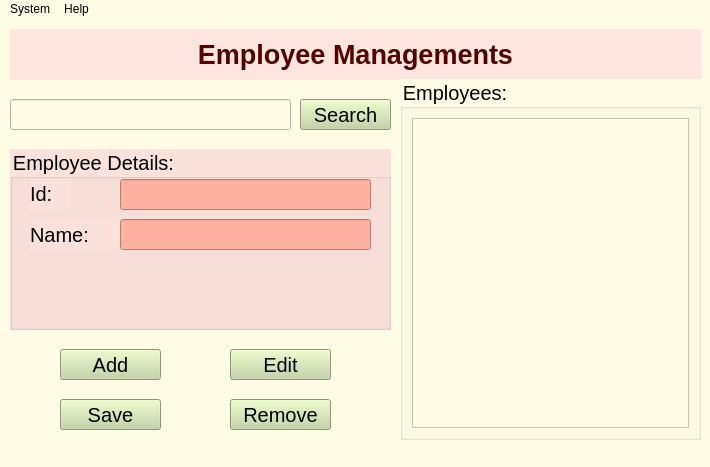
Before: the Qt Designer form ui/EmployeeManagement.ui in baoanh1208/KyThuatLapTrinh406H, drawn with Qt 5.
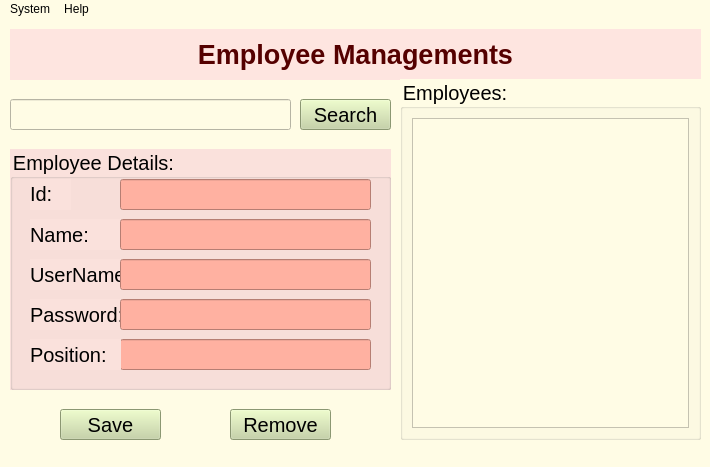
After: the same form once the commit is applied. Icons and pictures are not drawn.

The edit to the form file:
```diff
--- a/ui/EmployeeManagement.ui
+++ b/ui/EmployeeManagement.ui
@@ -100,7 +100,7 @@
       <x>10</x>
       <y>130</y>
       <width>381</width>
-      <height>181</height>
+      <height>241</height>
      </rect>
     </property>
     <property name="font">
@@ -187,6 +187,114 @@
       <string notr="true">background-color: rgb(255, 177, 161);</string>
      </property>
     </widget>
+    <widget class="QLabel" name="label_3">
+     <property name="geometry">
+      <rect>
+       <x>20</x>
+       <y>110</y>
+       <width>91</width>
+       <height>31</height>
+      </rect>
+     </property>
+     <property name="font">
+      <font>
+       <pointsize>15</pointsize>
+      </font>
+     </property>
+     <property name="text">
+      <string>UserName:</string>
+     </property>
+    </widget>
+    <widget class="QLineEdit" name="lineEditEmpName_2">
+     <property name="geometry">
+      <rect>
+       <x>110</x>
+       <y>110</y>
+       <width>251</width>
+       <height>31</height>
+      </rect>
+     </property>
+     <property name="font">
+      <font>
+       <pointsize>15</pointsize>
+      </font>
+     </property>
+     <property name="styleSheet">
+      <string notr="true">background-color: rgb(255, 177, 161);</string>
+     </property>
+    </widget>
+    <widget class="QLabel" name="label_4">
+     <property name="geometry">
+      <rect>
+       <x>20</x>
+       <y>150</y>
+       <width>91</width>
+       <height>31</height>
+      </rect>
+     </property>
+     <property name="font">
+      <font>
+       <pointsize>15</pointsize>
+      </font>
+     </property>
+     <property name="text">
+      <string>Password:</string>
+     </property>
+    </widget>
+    <widget class="QLineEdit" name="lineEditEmpName_3">
+     <property name="geometry">
+      <rect>
+       <x>110</x>
+       <y>150</y>
+       <width>251</width>
+       <height>31</height>
+      </rect>
+     </property>
+     <property name="font">
+      <font>
+       <pointsize>15</pointsize>
+      </font>
+     </property>
+     <property name="styleSheet">
+      <string notr="true">background-color: rgb(255, 177, 161);</string>
+     </property>
+    </widget>
+    <widget class="QLineEdit" name="lineEditEmpName_4">
+     <property name="geometry">
+      <rect>
+       <x>110</x>
+       <y>190</y>
+       <width>251</width>
+       <height>31</height>
+      </rect>
+     </property>
+     <property name="font">
+      <font>
+       <pointsize>15</pointsize>
+      </font>
+     </property>
+     <property name="styleSheet">
+      <string notr="true">background-color: rgb(255, 177, 161);</string>
+     </property>
+    </widget>
+    <widget class="QLabel" name="label_6">
+     <property name="geometry">
+      <rect>
+       <x>20</x>
+       <y>190</y>
+       <width>91</width>
+       <height>31</height>
+      </rect>
+     </property>
+     <property name="font">
+      <font>
+       <pointsize>15</pointsize>
+      </font>
+     </property>
+     <property name="text">
+      <string>Position:</string>
+     </property>
+    </widget>
    </widget>
    <widget class="QPushButton" name="pushButtonSearch">
     <property name="geometry">
@@ -233,7 +341,7 @@
     <property name="geometry">
      <rect>
       <x>230</x>
-      <y>380</y>
+      <y>390</y>
       <width>101</width>
       <height>31</height>
      </rect>
@@ -264,7 +372,7 @@
     <property name="geometry">
      <rect>
       <x>60</x>
-      <y>380</y>
+      <y>390</y>
       <width>101</width>
       <height>31</height>
      </rect>
@@ -291,68 +399,6 @@
      </size>
     </property>
    </widget>
-   <widget class="QPushButton" name="pushButtonEdit">
-    <property name="geometry">
-     <rect>
-      <x>230</x>
-      <y>330</y>
-      <width>101</width>
-      <height>31</height>
-     </rect>
-    </property>
-    <property name="font">
-     <font>
-      <pointsize>15</pointsize>
-     </font>
-    </property>
-    <property name="styleSheet">
-     <string notr="true">background-color: rgb(195, 211, 159);</string>
-    </property>
-    <property name="text">
-     <string>Edit</string>
-    </property>
-    <property name="icon">
-     <iconset>
-      <normaloff>../images/image_edit.png</normaloff>../images/image_edit.png</iconset>
-    </property>
-    <property name="iconSize">
-     <size>
-      <width>32</width>
-      <height>32</height>
-     </size>
-    </property>
-   </widget>
-   <widget class="QPushButton" name="pushButtonAdd">
-    <property name="geometry">
-     <rect>
-      <x>60</x>
-      <y>330</y>
-      <width>101</width>
-      <height>31</height>
-     </rect>
-    </property>
-    <property name="font">
-     <font>
-      <pointsize>15</pointsize>
-     </font>
-    </property>
-    <property name="styleSheet">
-     <string notr="true">background-color: rgb(195, 211, 159);</string>
-    </property>
-    <property name="text">
-     <string>Add</string>
-    </property>
-    <property name="icon">
-     <iconset>
-      <normaloff>../images/image_add.png</normaloff>../images/image_add.png</iconset>
-    </property>
-    <property name="iconSize">
-     <size>
-      <width>28</width>
-      <height>28</height>
-     </size>
-    </property>
-   </widget>
   </widget>
   <widget class="QMenuBar" name="menubar">
    <property name="geometry">
```
